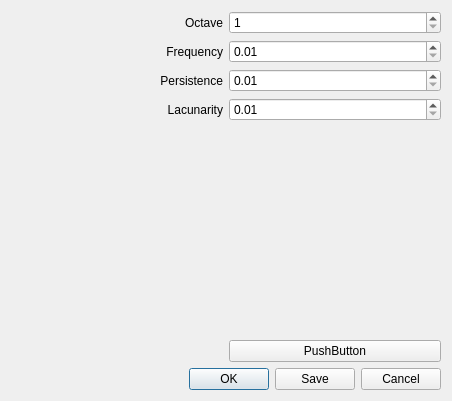
Before: the Qt Designer form src/dialogs/noisemapplaygrounddialog.ui in maxlambertini/Warp2010, drawn with Qt 5.
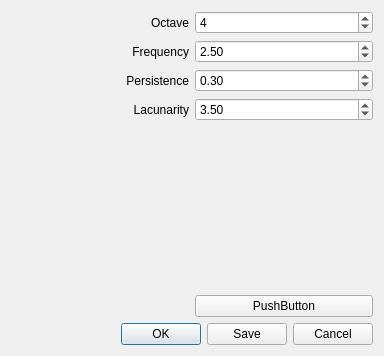
After: the same form once the commit is applied.

Diff of the .ui file:
```diff
--- a/src/dialogs/noisemapplaygrounddialog.ui
+++ b/src/dialogs/noisemapplaygrounddialog.ui
@@ -6,15 +6,15 @@
    <rect>
     <x>0</x>
     <y>0</y>
-    <width>452</width>
-    <height>401</height>
+    <width>384</width>
+    <height>356</height>
    </rect>
   </property>
   <property name="windowTitle">
    <string>Dialog</string>
   </property>
-  <layout class="QVBoxLayout" name="verticalLayout_2">
-   <item>
+  <layout class="QGridLayout" name="gridLayout_2">
+   <item row="0" column="0">
     <layout class="QVBoxLayout" name="verticalLayout">
      <item>
       <layout class="QGridLayout" name="gridLayout">
@@ -24,7 +24,10 @@
           <number>1</number>
          </property>
          <property name="maximum">
-          <number>6</number>
+          <number>8</number>
+         </property>
+         <property name="value">
+          <number>4</number>
          </property>
         </widget>
        </item>
@@ -91,6 +94,9 @@
          <property name="singleStep">
           <double>0.050000000000000</double>
          </property>
+         <property name="value">
+          <double>0.300000000000000</double>
+         </property>
         </widget>
        </item>
        <item row="1" column="1">
@@ -104,6 +110,9 @@
          <property name="singleStep">
           <double>0.200000000000000</double>
          </property>
+         <property name="value">
+          <double>2.500000000000000</double>
+         </property>
         </widget>
        </item>
        <item row="3" column="0">
@@ -130,6 +139,9 @@
          <property name="singleStep">
           <double>0.100000000000000</double>
          </property>
+         <property name="value">
+          <double>3.500000000000000</double>
+         </property>
         </widget>
        </item>
        <item row="4" column="1">
```
